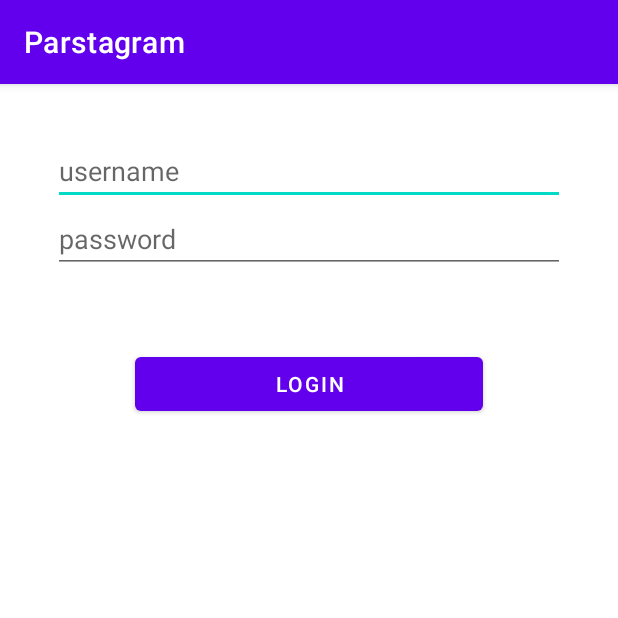
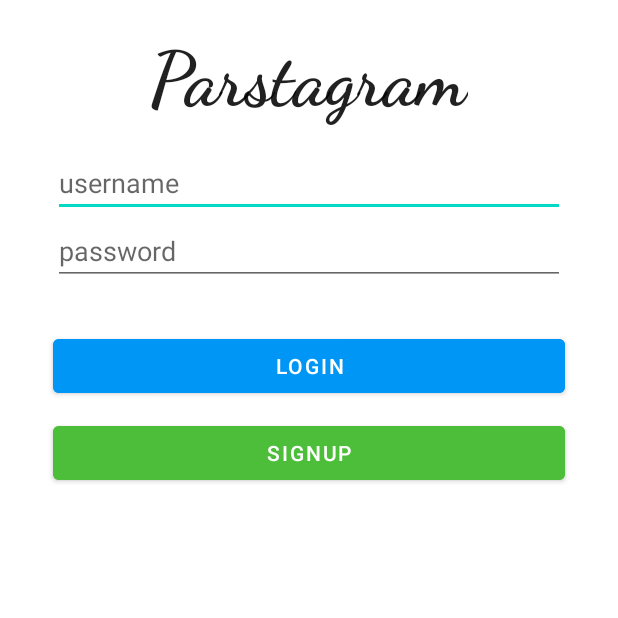
Before and after one commit to aarondls/week3-parstagram, an Android app: the screen it shows after launch (LoginActivity), on a phone screen of 412 x 824 dp, the top half of it. Run offline under Robolectric (Android 15) with nearby library versions, the phone set to English and light mode, and no system bars; libraries missing offline, so code that uses them is left out: com.parse; 3 statements that could not run were skipped.

Commit message:
Matched theme of login/signup screen to ig style

```diff
--- a/app/src/main/res/layout/activity_login.xml
+++ b/app/src/main/res/layout/activity_login.xml
@@ -14,10 +14,12 @@
         android:layout_below="@+id/password_edittext"
         android:layout_alignParentStart="true"
         android:layout_alignParentEnd="true"
-        android:layout_marginStart="90dp"
-        android:layout_marginTop="50dp"
-        android:layout_marginEnd="90dp"
+        android:layout_marginStart="35dp"
+        android:layout_marginTop="30dp"
+        android:layout_marginEnd="35dp"
+        android:backgroundTint="#0096F6"
         android:text="login"
+        android:textColor="#FFFFFF"
         app:layout_constraintEnd_toEndOf="parent"
         app:layout_constraintHorizontal_bias="0.454"
         app:layout_constraintStart_toStartOf="parent"
@@ -27,11 +29,11 @@
         android:id="@+id/username_edittext"
         android:layout_width="wrap_content"
         android:layout_height="wrap_content"
+        android:layout_below="@+id/appname_textview"
         android:layout_alignParentStart="true"
-        android:layout_alignParentTop="true"
         android:layout_alignParentEnd="true"
         android:layout_marginStart="35dp"
-        android:layout_marginTop="35dp"
+        android:layout_marginTop="16dp"
         android:layout_marginEnd="35dp"
         android:ems="10"
         android:hint="username"
@@ -55,4 +57,31 @@
         android:password="true"
         tools:layout_editor_absoluteX="28dp"
         tools:layout_editor_absoluteY="86dp" />
+
+    <Button
+        android:id="@+id/button_signup"
+        android:layout_width="wrap_content"
+        android:layout_height="wrap_content"
+        android:layout_below="@+id/button_login"
+        android:layout_alignParentStart="true"
+        android:layout_alignParentEnd="true"
+        android:layout_marginStart="35dp"
+        android:layout_marginTop="10dp"
+        android:layout_marginEnd="35dp"
+        android:backgroundTint="#4DBE39"
+        android:text="signup"
+        android:textColor="#FFFFFF" />
+
+    <TextView
+        android:id="@+id/appname_textview"
+        android:layout_width="wrap_content"
+        android:layout_height="wrap_content"
+        android:layout_alignParentTop="true"
+        android:layout_centerHorizontal="true"
+        android:layout_marginTop="21dp"
+        android:fontFamily="cursive"
+        android:text="Parstagram"
+        android:textAppearance="@style/TextAppearance.AppCompat.Large"
+        android:textSize="50dp"
+        android:textStyle="bold" />
 </RelativeLayout>
--- a/app/src/main/res/values/themes.xml
+++ b/app/src/main/res/values/themes.xml
@@ -1,16 +1,18 @@
 <resources xmlns:tools="http://schemas.android.com/tools">
     <!-- Base application theme. -->
-    <style name="Theme.Parstagram" parent="Theme.MaterialComponents.DayNight.DarkActionBar">
+    <style name="Theme.Parstagram" parent="Theme.MaterialComponents.DayNight.NoActionBar">
         <!-- Primary brand color. -->
-        <item name="colorPrimary">@color/purple_500</item>
-        <item name="colorPrimaryVariant">@color/purple_700</item>
-        <item name="colorOnPrimary">@color/white</item>
+        <item name="colorPrimary">@color/white</item>
+        <item name="colorPrimaryVariant">@color/white</item>
+        <item name="colorOnPrimary">@color/black</item>
         <!-- Secondary brand color. -->
         <item name="colorSecondary">@color/teal_200</item>
         <item name="colorSecondaryVariant">@color/teal_700</item>
         <item name="colorOnSecondary">@color/black</item>
         <!-- Status bar color. -->
-        <item name="android:statusBarColor" tools:targetApi="l">?attr/colorPrimaryVariant</item>
+<!--        <item name="android:statusBarColor" tools:targetApi="l">?attr/colorPrimaryVariant</item>-->
         <!-- Customize your theme here. -->
+        <item name="android:statusBarColor">@color/white</item>
+        <item name="android:windowLightStatusBar">true</item>
     </style>
 </resources>
```
